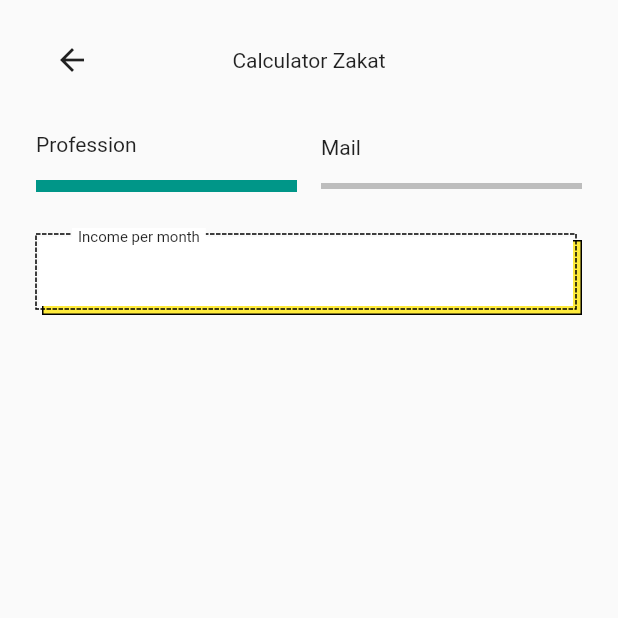
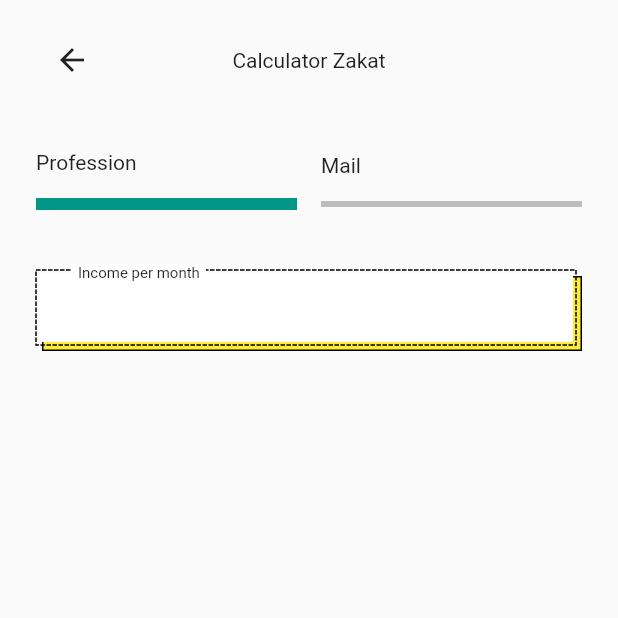
Before and after one commit to JAICHANGPARK/flutter_notebook_18th_story, a Flutter app: the screen it shows after launch, on a phone screen of 412 x 824 dp, the top half of it. Run offline on Flutter 3.47's test engine with Material 2 defaults, Android fonts, the phone set to English and light mode, and no system bars; drawn by our look-alikes of dotted_border; our stand-ins replace cached_network_image, flutter_lorem, flutter_riverpod, flutter_svg, freezed_annotation, go_router and 3 more.

Commit message:
Update funding_home_page.dart

```diff
--- a/lib/ep1085_funding_app/src/ui/funding_home_page.dart
+++ b/lib/ep1085_funding_app/src/ui/funding_home_page.dart
@@ -34,8 +34,8 @@ class FundingHomePage extends StatelessWidget {
                       )
                     ],
                   ),
-                  SizedBox(
-                    height: 24,
+                  const SizedBox(
+                    height: 36,
                   ),
                   Row(
                     children: [
@@ -44,7 +44,7 @@ class FundingHomePage extends StatelessWidget {
                         crossAxisAlignment: CrossAxisAlignment.start,
                         children: [
                           const Text("Profession"),
-                          SizedBox(
+                          const SizedBox(
                             height: 16,
                           ),
                           Container(
@@ -55,7 +55,7 @@ class FundingHomePage extends StatelessWidget {
                           )
                         ],
                       )),
-                      SizedBox(
+                      const SizedBox(
                         width: 16,
                       ),
                       Expanded(
@@ -63,7 +63,7 @@ class FundingHomePage extends StatelessWidget {
                         crossAxisAlignment: CrossAxisAlignment.start,
                         children: [
                           const Text("Mail"),
-                          SizedBox(
+                          const SizedBox(
                             height: 16,
                           ),
                           Container(
@@ -76,8 +76,8 @@ class FundingHomePage extends StatelessWidget {
                       )),
                     ],
                   ),
-                  SizedBox(
-                    height: 24,
+                  const SizedBox(
+                    height: 36,
                   ),
                   SizedBox(
                     height: 58,
@@ -100,7 +100,7 @@ class FundingHomePage extends StatelessWidget {
                           child: DottedBorder(
                             color: Colors.black,
                             child: Container(
-                              decoration: BoxDecoration(
+                              decoration: const BoxDecoration(
                                 color: Colors.white,
                               ),
                             ),
@@ -111,10 +111,10 @@ class FundingHomePage extends StatelessWidget {
                             top: 0,
                             child: Container(
                                 color: Colors.white,
-                                padding: EdgeInsets.symmetric(horizontal: 4),
-                                child: Text(
+                                padding: const EdgeInsets.symmetric(horizontal: 4),
+                                child: const Text(
                                   "Income per month",
-                                  style: TextStyle(fontSize: 10),
+                                  style: const TextStyle(fontSize: 10),
                                 )))
                       ],
                     ),
```
